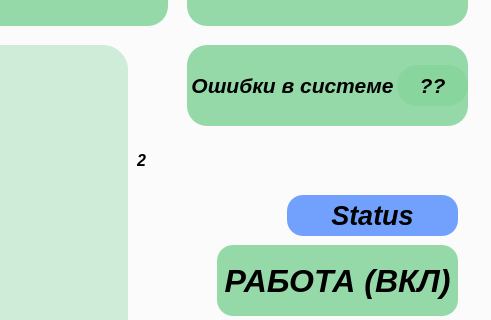
Before: the Qt Designer form form1.ui in yurchest/ControlLaserLin, drawn with Qt 5; both pictures show x 745 to 1236 and y 445 to 765 of the 1236 by 890 pixel window.
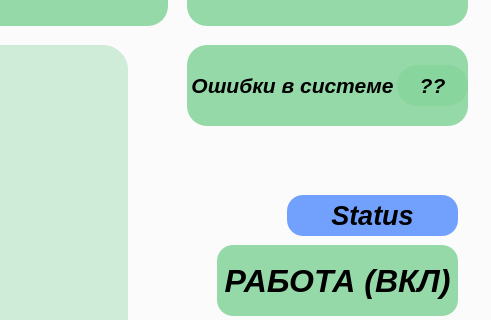
After: the same form once the commit is applied. The open tabs and pages were chosen to show the change. Icons and pictures are not drawn.

Commit message: rgb - rgba to avoid warnings

What changed in the file:
```diff
--- a/form1.ui
+++ b/form1.ui
@@ -1122,7 +1122,7 @@
        </font>
       </property>
       <property name="text">
-       <string>2</string>
+       <string/>
       </property>
      </widget>
      <widget class="QFrame" name="frame_3">
```
Left out of the diff: 240 changed lines with no effect on the pictures. The commit also changes 2 other files.
